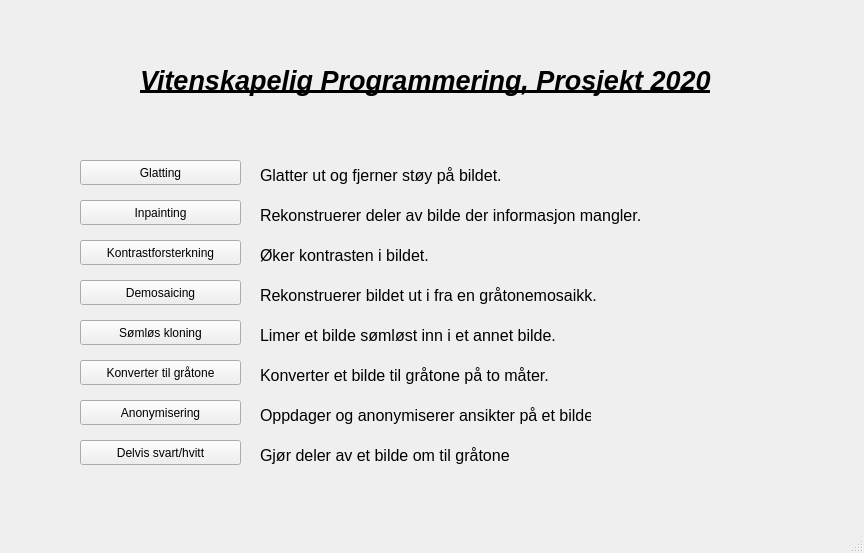
Qt form src/GUI/UI/mainWindow.ui (jegerud/Sciprog2020project) before a commit.
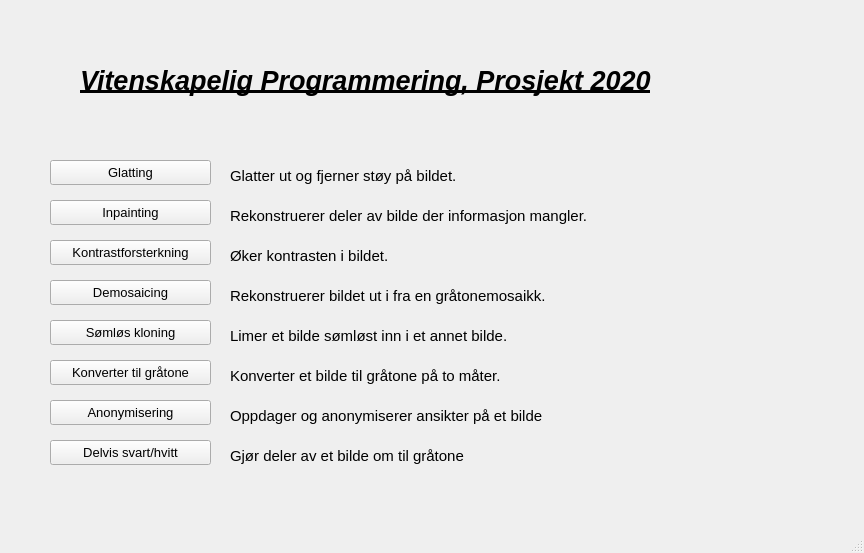
The same form after that commit.

```diff
--- a/src/GUI/UI/mainWindow.ui
+++ b/src/GUI/UI/mainWindow.ui
@@ -13,11 +13,14 @@
   <property name="windowTitle">
    <string>MainWindow</string>
   </property>
+  <property name="tabShape">
+   <enum>QTabWidget::Rounded</enum>
+  </property>
   <widget class="QWidget" name="centralwidget">
    <widget class="QLabel" name="glattingTekst">
     <property name="geometry">
      <rect>
-      <x>260</x>
+      <x>230</x>
       <y>160</y>
       <width>321</width>
       <height>31</height>
@@ -25,7 +28,7 @@
     </property>
     <property name="font">
      <font>
-      <pointsize>12</pointsize>
+      <pointsize>11</pointsize>
      </font>
     </property>
     <property name="text">
@@ -35,9 +38,9 @@
    <widget class="QLabel" name="label">
     <property name="geometry">
      <rect>
-      <x>140</x>
+      <x>80</x>
       <y>50</y>
-      <width>571</width>
+      <width>741</width>
       <height>61</height>
      </rect>
     </property>
@@ -57,12 +60,17 @@
    <widget class="QPushButton" name="openBlur">
     <property name="geometry">
      <rect>
-      <x>80</x>
+      <x>50</x>
       <y>160</y>
       <width>161</width>
       <height>25</height>
      </rect>
     </property>
+    <property name="font">
+     <font>
+      <pointsize>10</pointsize>
+     </font>
+    </property>
     <property name="text">
      <string>Glatting</string>
     </property>
@@ -70,12 +78,17 @@
    <widget class="QPushButton" name="openContrast">
     <property name="geometry">
      <rect>
-      <x>80</x>
+      <x>50</x>
       <y>240</y>
       <width>161</width>
       <height>25</height>
      </rect>
     </property>
+    <property name="font">
+     <font>
+      <pointsize>10</pointsize>
+     </font>
+    </property>
     <property name="text">
      <string>Kontrastforsterkning</string>
     </property>
@@ -83,7 +96,7 @@
    <widget class="QLabel" name="glattingTekst_2">
     <property name="geometry">
      <rect>
-      <x>260</x>
+      <x>230</x>
       <y>240</y>
       <width>271</width>
       <height>31</height>
@@ -91,7 +104,7 @@
     </property>
     <property name="font">
      <font>
-      <pointsize>12</pointsize>
+      <pointsize>11</pointsize>
      </font>
     </property>
     <property name="text">
@@ -101,7 +114,7 @@
    <widget class="QLabel" name="glattingTekst_3">
     <property name="geometry">
      <rect>
-      <x>260</x>
+      <x>230</x>
       <y>200</y>
       <width>481</width>
       <height>31</height>
@@ -109,7 +122,7 @@
     </property>
     <property name="font">
      <font>
-      <pointsize>12</pointsize>
+      <pointsize>11</pointsize>
      </font>
     </property>
     <property name="text">
@@ -119,12 +132,17 @@
    <widget class="QPushButton" name="openInpainting">
     <property name="geometry">
      <rect>
-      <x>80</x>
+      <x>50</x>
       <y>200</y>
       <width>161</width>
       <height>25</height>
      </rect>
     </property>
+    <property name="font">
+     <font>
+      <pointsize>10</pointsize>
+     </font>
+    </property>
     <property name="text">
      <string>Inpainting</string>
     </property>
@@ -132,7 +150,7 @@
    <widget class="QLabel" name="glattingTekst_4">
     <property name="geometry">
      <rect>
-      <x>260</x>
+      <x>230</x>
       <y>280</y>
       <width>361</width>
       <height>31</height>
@@ -140,7 +158,7 @@
     </property>
     <property name="font">
      <font>
-      <pointsize>12</pointsize>
+      <pointsize>11</pointsize>
      </font>
     </property>
     <property name="text">
@@ -150,12 +168,17 @@
    <widget class="QPushButton" name="openDemosaicing">
     <property name="geometry">
      <rect>
-      <x>80</x>
+      <x>50</x>
       <y>280</y>
       <width>161</width>
       <height>25</height>
      </rect>
     </property>
+    <property name="font">
+     <font>
+      <pointsize>10</pointsize>
+     </font>
+    </property>
     <property name="text">
      <string>Demosaicing</string>
     </property>
@@ -163,7 +186,7 @@
    <widget class="QLabel" name="glattingTekst_5">
     <property name="geometry">
      <rect>
-      <x>260</x>
+      <x>230</x>
       <y>320</y>
       <width>301</width>
       <height>31</height>
@@ -171,7 +194,7 @@
     </property>
     <property name="font">
      <font>
-      <pointsize>12</pointsize>
+      <pointsize>11</pointsize>
      </font>
     </property>
     <property name="text">
@@ -181,12 +204,17 @@
    <widget class="QPushButton" name="openSeamless">
     <property name="geometry">
      <rect>
-      <x>80</x>
+      <x>50</x>
       <y>320</y>
       <width>161</width>
       <height>25</height>
      </rect>
     </property>
+    <property name="font">
+     <font>
+      <pointsize>10</pointsize>
+     </font>
+    </property>
     <property name="text">
      <string>Sømløs kloning</string>
     </property>
@@ -194,7 +222,7 @@
    <widget class="QLabel" name="glattingTekst_6">
     <property name="geometry">
      <rect>
-      <x>260</x>
+      <x>230</x>
       <y>360</y>
       <width>301</width>
       <height>31</height>
@@ -202,7 +230,7 @@
     </property>
     <property name="font">
      <font>
-      <pointsize>12</pointsize>
+      <pointsize>11</pointsize>
      </font>
     </property>
     <property name="text">
@@ -212,12 +240,17 @@
    <widget class="QPushButton" name="openGrayConvert">
     <property name="geometry">
      <rect>
-      <x>80</x>
+      <x>50</x>
       <y>360</y>
       <width>161</width>
       <height>25</height>
      </rect>
     </property>
+    <property name="font">
+     <font>
+      <pointsize>10</pointsize>
+     </font>
+    </property>
     <property name="text">
      <string>Konverter til gråtone</string>
     </property>
@@ -225,7 +258,7 @@
    <widget class="QLabel" name="glattingTekst_7">
     <property name="geometry">
      <rect>
-      <x>260</x>
+      <x>230</x>
       <y>400</y>
       <width>331</width>
       <height>31</height>
@@ -233,7 +266,7 @@
     </property>
     <property name="font">
      <font>
-      <pointsize>12</pointsize>
+      <pointsize>11</pointsize>
      </font>
     </property>
     <property name="text">
@@ -243,12 +276,17 @@
    <widget class="QPushButton" name="openAnonymise">
     <property name="geometry">
      <rect>
-      <x>80</x>
+      <x>50</x>
       <y>400</y>
       <width>161</width>
       <height>25</height>
      </rect>
     </property>
+    <property name="font">
+     <font>
+      <pointsize>10</pointsize>
+     </font>
+    </property>
     <property name="text">
      <string>Anonymisering</string>
     </property>
@@ -256,7 +294,7 @@
    <widget class="QLabel" name="glattingTekst_8">
     <property name="geometry">
      <rect>
-      <x>260</x>
+      <x>230</x>
       <y>440</y>
       <width>301</width>
       <height>31</height>
@@ -264,7 +302,7 @@
     </property>
     <property name="font">
      <font>
-      <pointsize>12</pointsize>
+      <pointsize>11</pointsize>
      </font>
     </property>
     <property name="text">
@@ -274,12 +312,17 @@
    <widget class="QPushButton" name="openBWEffect">
     <property name="geometry">
      <rect>
-      <x>80</x>
+      <x>50</x>
       <y>440</y>
       <width>161</width>
       <height>25</height>
      </rect>
     </property>
+    <property name="font">
+     <font>
+      <pointsize>10</pointsize>
+     </font>
+    </property>
     <property name="text">
      <string>Delvis svart/hvitt</string>
     </property>
```
